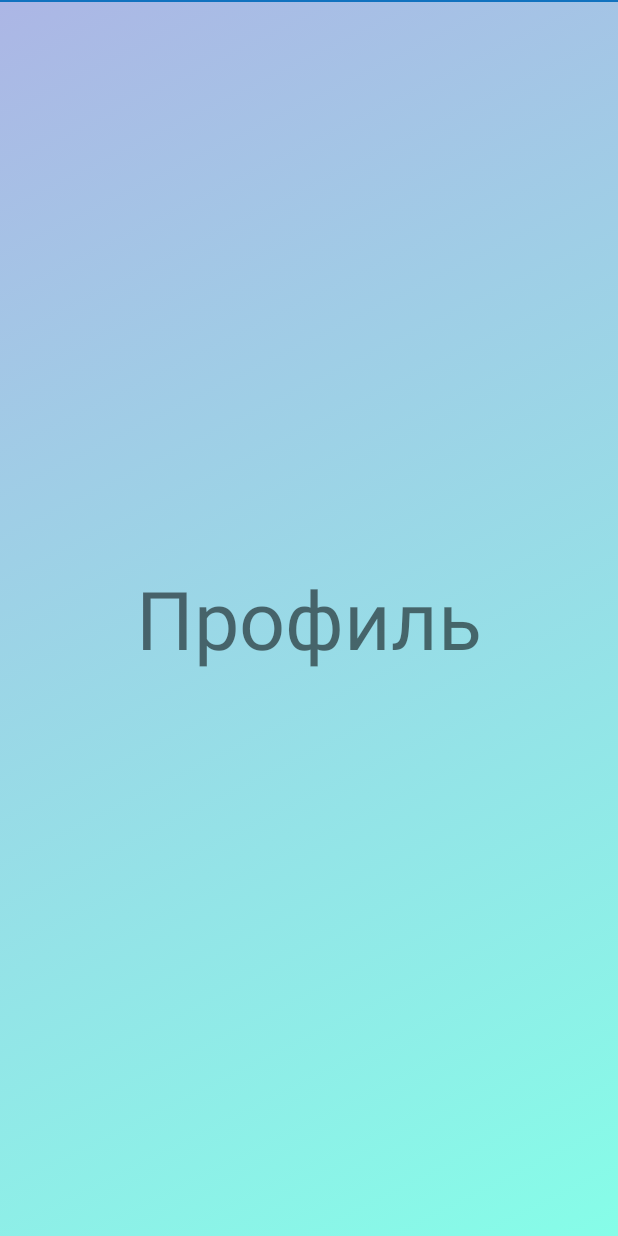
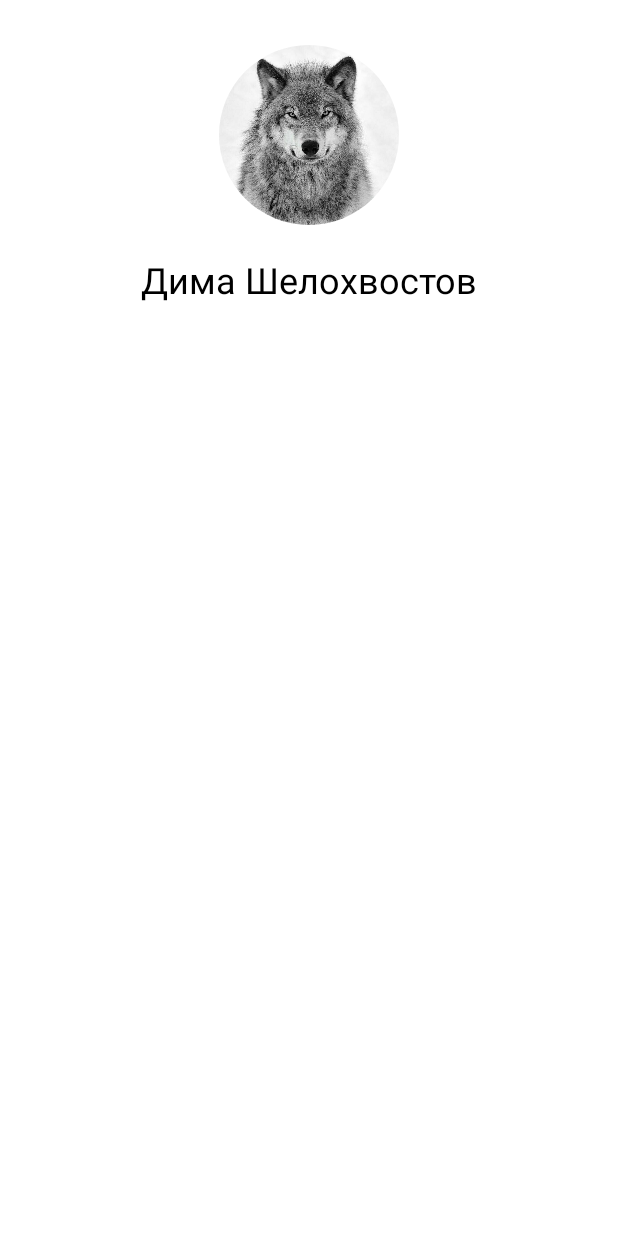
Before and after one commit to NewGameStudio/CommunityApp, an Android app: the ProfileFragment screen opened through its navigation route, on a phone screen of 412 x 824 dp. Run offline under Robolectric (Android 15) with nearby library versions, the light colour scheme and no system bars; our stand-ins replace CircleImageView, navigation-ui.

Commit message:
remove gradient

```diff
--- a/app/build.gradle
+++ b/app/build.gradle
@@ -26,10 +26,14 @@ dependencies {
 
     implementation 'androidx.appcompat:appcompat:1.2.0'
     implementation 'androidx.constraintlayout:constraintlayout:2.0.4'
+
     implementation 'com.google.android.material:material:1.2.1'
     implementation 'androidx.legacy:legacy-support-v4:1.0.0'
-    implementation 'androidx.navigation:navigation-fragment:2.3.1'
-    implementation 'androidx.navigation:navigation-ui:2.3.1'
+
+    implementation 'androidx.navigation:navigation-fragment:2.3.2'
+    implementation 'androidx.navigation:navigation-ui:2.3.2'
+
+    implementation 'de.hdodenhof:circleimageview:3.1.0'
 
     testImplementation 'junit:junit:4.12'
 
--- a/app/src/main/java/com/example/communityapp/Controllers/UserController.java
+++ b/app/src/main/java/com/example/communityapp/Controllers/UserController.java
@@ -3,7 +3,8 @@ package com.example.communityapp.Controllers;
 public class UserController {
 
     public static boolean login(String username, String password) {
-        return username.equals("admin") && password.equals("admin");
+        return true;
+        //return username.equals("admin") && password.equals("admin");
     }
 
     public static void logout() {
--- a/app/src/main/java/com/example/communityapp/MainActivity.java
+++ b/app/src/main/java/com/example/communityapp/MainActivity.java
@@ -40,21 +40,6 @@ public class MainActivity extends AppCompatActivity {
         NavigationUI.setupWithNavController(bottomNav, navHostFragment.getNavController());
     }
 
-    @SuppressLint("UseCompatLoadingForDrawables")
-    protected void configureBackground(boolean gradient) {
-
-        RelativeLayout layout = findViewById(R.id.main_activity_layout);
-
-        if(gradient) {
-            layout.setBackground(getDrawable(R.drawable.gradient_list));
-            AnimationDrawable animationDrawable = (AnimationDrawable) layout.getBackground();
-            animationDrawable.setEnterFadeDuration(4000);
-            animationDrawable.setExitFadeDuration(4000);
-            animationDrawable.start();
-        } else {
-            layout.setBackgroundColor(Color.parseColor("#FAFAFA"));
-        }
-    }
 
     @Override
     protected void onCreate(Bundle savedInstanceState) {
@@ -63,7 +48,6 @@ public class MainActivity extends AppCompatActivity {
 
         configureToolbar();
         configureBottomNavigation();
-        configureBackground(true);
     }
 
     @Override
@@ -76,12 +60,6 @@ public class MainActivity extends AppCompatActivity {
     public boolean onOptionsItemSelected(@NonNull MenuItem item) {
         switch (item.getItemId()) {
 
-            case R.id.gradient_toggle:
-                boolean checked = !item.isChecked();
-                item.setChecked(checked);
-                configureBackground(checked);
-                return true;
-
             case R.id.logout_btn:
                 UserController.logout();
                 NavigationMaster.navigate(findViewById(R.id.content_fragment),
--- a/app/src/main/res/drawable/gradient_1.xml
+++ /dev/null
@@ -1,8 +0,0 @@
-<?xml version="1.0" encoding="utf-8"?>
-<shape xmlns:android="http://schemas.android.com/apk/res/android">
-    <gradient
-        android:type="linear"
-        android:angle="315"
-        android:startColor="#acb6e5"
-        android:endColor="#86fde8"/>
-</shape>
--- a/app/src/main/res/drawable/gradient_2.xml
+++ /dev/null
@@ -1,8 +0,0 @@
-<?xml version="1.0" encoding="utf-8"?>
-<shape xmlns:android="http://schemas.android.com/apk/res/android">
-    <gradient
-        android:type="linear"
-        android:angle="315"
-        android:startColor="#FFE000"
-        android:endColor="#799F0C"/>
-</shape>
--- a/app/src/main/res/drawable/gradient_3.xml
+++ /dev/null
@@ -1,9 +0,0 @@
-<?xml version="1.0" encoding="utf-8"?>
-<shape xmlns:android="http://schemas.android.com/apk/res/android">
-    <gradient
-        android:type="linear"
-        android:angle="315"
-        android:startColor="#5433FF"
-        android:centerColor="#20BDFF"
-        android:endColor="#A5FECB"/>
-</shape>
--- a/app/src/main/res/drawable/gradient_list.xml
+++ /dev/null
@@ -1,13 +0,0 @@
-<?xml version="1.0" encoding="utf-8"?>
-<animation-list xmlns:android="http://schemas.android.com/apk/res/android">
-
-    <item android:drawable="@drawable/gradient_1"
-        android:duration="10000"/>
-
-    <item android:drawable="@drawable/gradient_2"
-        android:duration="10000"/>
-
-    <item android:drawable="@drawable/gradient_3"
-        android:duration="10000"/>
-
-</animation-list>
--- /dev/null
+++ b/app/src/main/res/drawable/ic_like.xml
@@ -0,0 +1,10 @@
+<vector xmlns:android="http://schemas.android.com/apk/res/android"
+    android:width="24dp"
+    android:height="24dp"
+    android:viewportWidth="24"
+    android:viewportHeight="24"
+    android:tint="?attr/colorControlNormal">
+  <path
+      android:fillColor="@android:color/white"
+      android:pathData="M12,21.35l-1.45,-1.32C5.4,15.36 2,12.28 2,8.5 2,5.42 4.42,3 7.5,3c1.74,0 3.41,0.81 4.5,2.09C13.09,3.81 14.76,3 16.5,3 19.58,3 22,5.42 22,8.5c0,3.78 -3.4,6.86 -8.55,11.54L12,21.35z"/>
+</vector>
--- /dev/null
+++ b/app/src/main/res/drawable/rectangle.xml
@@ -0,0 +1,5 @@
+<?xml version="1.0" encoding="utf-8"?>
+<shape xmlns:android="http://schemas.android.com/apk/res/android"
+    android:shape="rectangle">
+    <solid android:color="#FFFFFF" />
+</shape>
--- a/app/src/main/res/layout/activity_main.xml
+++ b/app/src/main/res/layout/activity_main.xml
@@ -6,21 +6,13 @@
     android:id="@+id/main_activity_layout"
     android:layout_width="match_parent"
     android:layout_height="match_parent"
-    android:background="@drawable/gradient_list"
     tools:context=".MainActivity">
 
     <androidx.appcompat.widget.Toolbar
         android:id="@+id/toolbar"
         android:layout_width="match_parent"
         android:layout_height="wrap_content"
-        android:minHeight="?attr/actionBarSize"
-        android:background="@android:color/transparent"/>
-
-    <View
-        android:layout_width="match_parent"
-        android:layout_height="1dp"
-        android:layout_below="@+id/toolbar"
-        android:background="@color/colorPrimary"/>
+        android:minHeight="?attr/actionBarSize"/>
 
     <fragment
         android:id="@+id/content_fragment"
@@ -32,19 +24,11 @@
         app:defaultNavHost="true"
         app:navGraph="@navigation/nav_graph"/>
 
-    <View
-        android:layout_width="match_parent"
-        android:layout_height="1dp"
-        android:layout_above="@+id/bottom_navigation"
-        android:background="@color/colorPrimary"/>
-
     <com.google.android.material.bottomnavigation.BottomNavigationView
         android:id="@+id/bottom_navigation"
         android:layout_width="match_parent"
         android:layout_height="wrap_content"
         android:layout_alignParentBottom="true"
-        android:background="@android:color/transparent"
-        app:elevation="0dp"
         app:menu="@menu/bottom_navigation"/>
 
 </RelativeLayout>
--- a/app/src/main/res/layout/fragment_profile.xml
+++ b/app/src/main/res/layout/fragment_profile.xml
@@ -1,15 +1,34 @@
 <?xml version="1.0" encoding="utf-8"?>
-<RelativeLayout xmlns:android="http://schemas.android.com/apk/res/android"
+<LinearLayout
+    xmlns:android="http://schemas.android.com/apk/res/android"
+    xmlns:app="http://schemas.android.com/apk/res-auto"
     xmlns:tools="http://schemas.android.com/tools"
     android:layout_width="match_parent"
     android:layout_height="match_parent"
     tools:context=".Fragments.ProfileFragment">
 
-    <TextView
-        android:layout_width="wrap_content"
+    <LinearLayout
+        android:layout_width="match_parent"
         android:layout_height="wrap_content"
-        android:text="@string/profile"
-        android:textSize="54sp"
-        android:layout_centerInParent="true"/>
+        android:layout_marginTop="30dp"
+        android:layout_marginHorizontal="20dp"
+        android:orientation="vertical">
 
-</RelativeLayout>
+        <de.hdodenhof.circleimageview.CircleImageView
+            android:layout_width="120dp"
+            android:layout_height="120dp"
+            android:layout_gravity="center"
+            android:src="@drawable/wolf"/>
+
+        <TextView
+            android:layout_marginTop="20dp"
+            android:layout_width="wrap_content"
+            android:layout_height="wrap_content"
+            android:layout_gravity="center"
+            android:text="Дима Шелохвостов"
+            android:textSize="24sp"
+            android:textColor="#000"/>
+
+    </LinearLayout>
+
+</LinearLayout>
--- a/app/src/main/res/menu/toolbar_menu.xml
+++ b/app/src/main/res/menu/toolbar_menu.xml
@@ -1,11 +1,5 @@
 <?xml version="1.0" encoding="utf-8"?>
 <menu xmlns:android="http://schemas.android.com/apk/res/android">
-
-    <item
-        android:id="@+id/gradient_toggle"
-        android:checkable="true"
-        android:checked="true"
-        android:title="@string/gradient"/>
 
     <item
         android:id="@+id/logout_btn"
```
Also changed, not shown: app/src/main/res/drawable/wolf.jpg (added).
